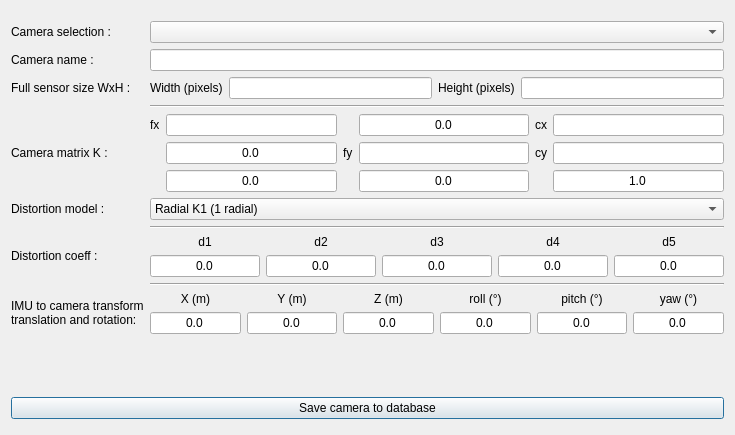
Old version of the form Src/MatisseServer/src/camera_manager_tool.ui in the repository IfremerUnderwater/Matisse.
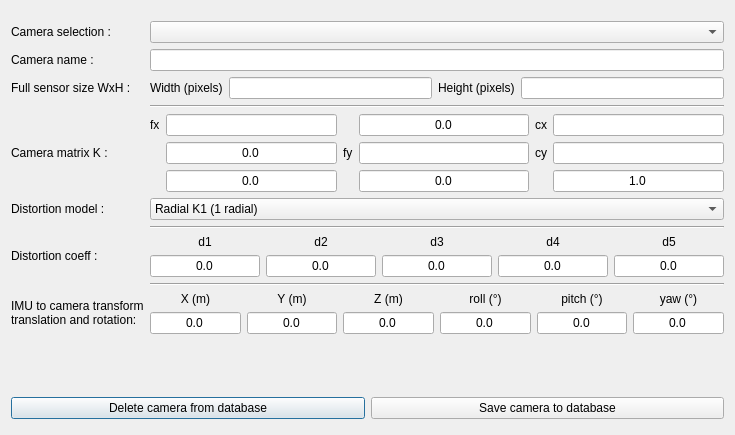
New version of the form.

Commit message: Added delete camera feature

Diff of the .ui file:
```diff
--- a/Src/MatisseServer/src/camera_manager_tool.ui
+++ b/Src/MatisseServer/src/camera_manager_tool.ui
@@ -523,6 +523,13 @@
        <property name="topMargin">
         <number>5</number>
        </property>
+       <item>
+        <widget class="QPushButton" name="delete_from_db_pb">
+         <property name="text">
+          <string>Delete camera from database</string>
+         </property>
+        </widget>
+       </item>
        <item>
         <widget class="QPushButton" name="save_to_file_pb">
          <property name="text">
```
Left out of the diff: 560 changed lines with no effect on the pictures. The commit also changes 5 other files.
